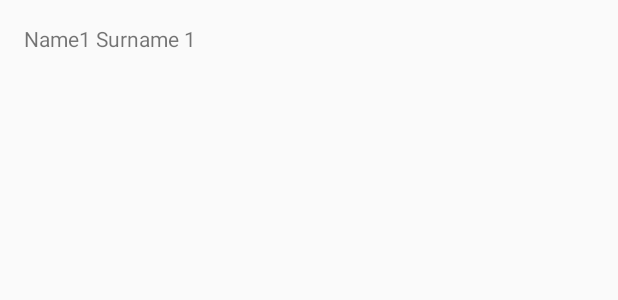
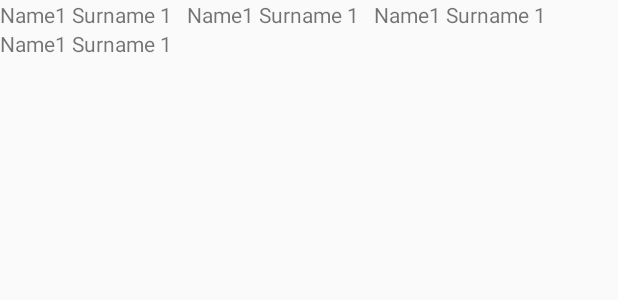
Before and after one commit to SamuelBUREY/GameReader, an Android app: the layout game_list.xml on its own in the app's theme, with its tools: preview values and no code run, on a phone screen of 412 x 824 dp. Shown: the top 300 px of the screen. Run offline under Robolectric (Android 15) with nearby library versions, the phone set to English and light mode, and no system bars.

Commit message:
Le  meilleur commit of my life

```diff
--- a/GameReader/app/src/main/java/com/example/gamereader/Model/Game.kt
+++ b/GameReader/app/src/main/java/com/example/gamereader/Model/Game.kt
@@ -5,4 +5,4 @@ import androidx.room.Entity
 import androidx.room.PrimaryKey
 
 @Entity(tableName ="Game")
-data class Game(@PrimaryKey(autoGenerate = true) var id: Int, @ColumnInfo(name = "name") var name: String,@ColumnInfo(name = "description") var description : String,@ColumnInfo(name = "plateform") var plateform : String,@ColumnInfo(name = "genre") var genre : String)
+data class Game(@PrimaryKey(autoGenerate = true) var id: Long, @ColumnInfo(name = "name") var name: String,@ColumnInfo(name = "description") var description : String,@ColumnInfo(name = "plateform") var plateform : String,@ColumnInfo(name = "genre") var genre : String)
--- a/GameReader/app/src/main/res/layout/game_list.xml
+++ b/GameReader/app/src/main/res/layout/game_list.xml
@@ -3,18 +3,54 @@
               xmlns:app="http://schemas.android.com/apk/res-auto"
               xmlns:tools="http://schemas.android.com/tools"
               android:layout_width="match_parent"
-              android:layout_height="48dp"
+              android:layout_height="wrap_content"
               tools:context="com.example.gamereader.view.MainActivity"
               android:orientation="vertical"
-              android:gravity="center"
-              android:padding="16dp">
 
+             >
+
+    <LinearLayout android:orientation="horizontal"
+                  android:layout_width="wrap_content"
+                  android:layout_height="wrap_content">
         <TextView
                 android:id="@+id/game_name"
                 android:layout_width="match_parent"
                 android:layout_height="match_parent"
                 tools:text="Name1 Surname 1"
+                android:gravity="left"
+
+        />
+        <TextView
+                android:id="@+id/game_plateforme"
+                android:layout_width="match_parent"
+                android:layout_height="match_parent"
+                tools:text="Name1 Surname 1"
                 android:gravity="center_vertical"
+                android:layout_marginLeft="10dp"
         />
+        <TextView
+                android:id="@+id/game_genre"
+                android:layout_width="match_parent"
+                android:layout_height="match_parent"
+                tools:text="Name1 Surname 1"
+                android:gravity="center_vertical"
+                android:layout_marginLeft="10dp"
+        />
+    </LinearLayout>
+
+    <LinearLayout android:orientation="horizontal"
+                  android:layout_width="wrap_content"
+                  android:layout_height="wrap_content">
+        <TextView
+                android:id="@+id/game_description"
+                android:layout_width="match_parent"
+                android:layout_height="match_parent"
+                tools:text="Name1 Surname 1"
+                android:gravity="left"
+        />
+    </LinearLayout>
+
+
+
 
 </LinearLayout>
```
Also changed, not shown: GameReader/app/build.gradle (+20 -13 lines), GameReader/app/src/main/java/com/example/gamereader/view/GameAdapter.kt (+17 -8 lines), GameReader/app/src/main/java/com/example/gamereader/view/GamesFragment.kt (added, +24 -0 lines), GameReader/app/src/main/java/com/example/gamereader/view/MainActivity.kt (+13 -18 lines), GameReader/app/src/main/java/com/example/gamereader/viewmodel/GamesVM.kt (+6 -3 lines), GameReader/app/src/main/res/layout/activity_main.xml (+10 -2 lines), GameReader/app/src/main/res/layout/fragment_games.xml (added, +7 -0 lines). Lines whose indentation alone changed are shown as unchanged.
